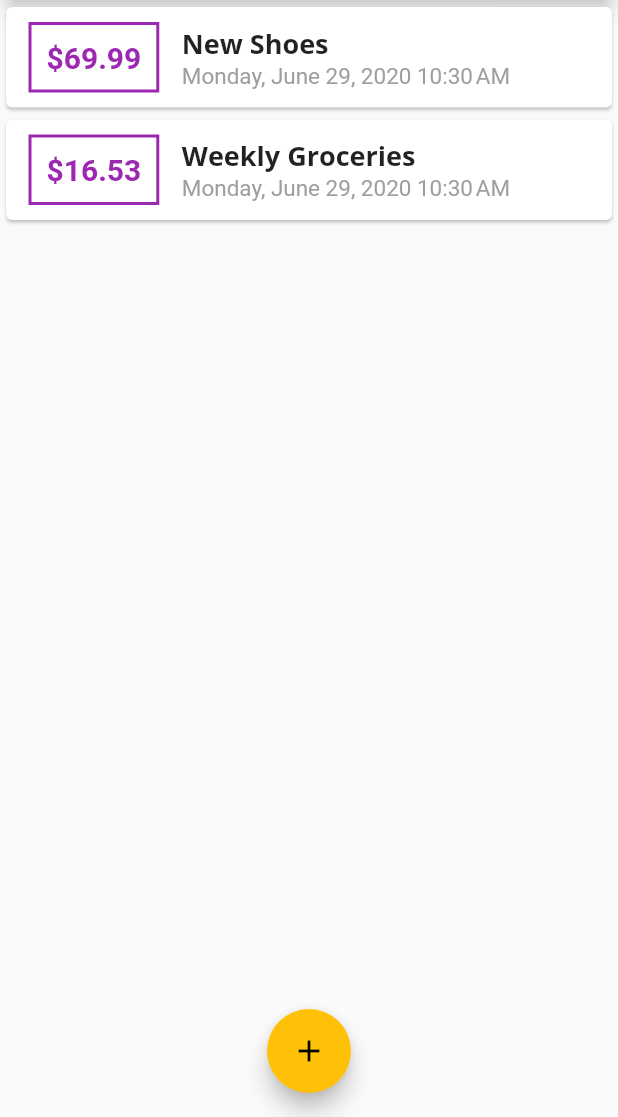
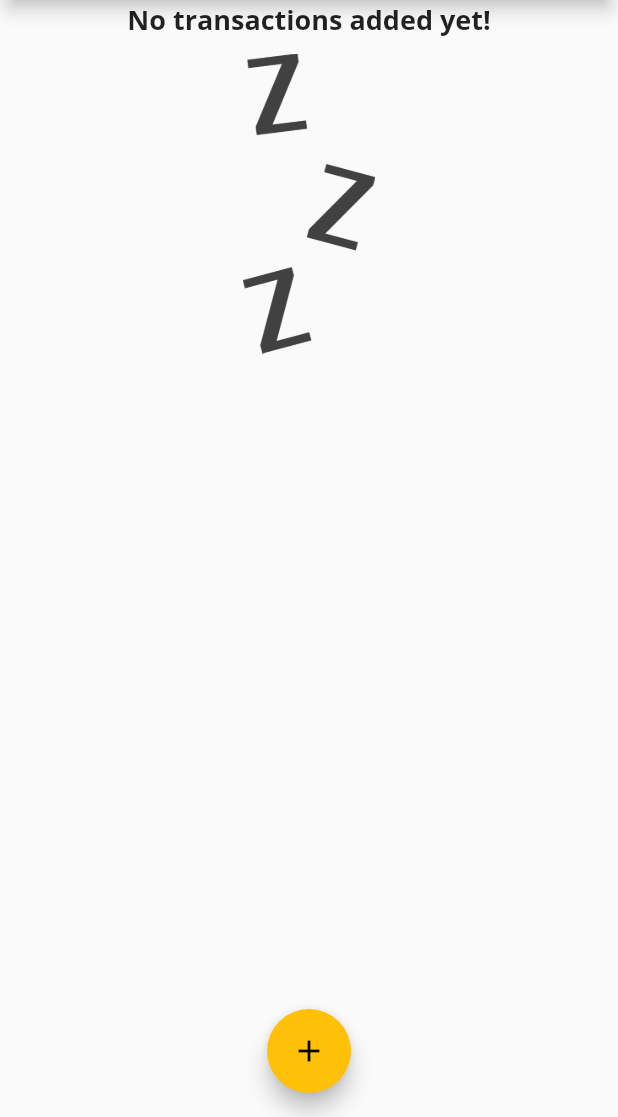
Before and after one commit to oliviasl/Expense-Tracker, a Flutter app: the screen it shows after launch, on a phone screen of 412 x 824 dp, the part 119-1236 px from its top. Run offline on Flutter 3.47's test engine with Material 2 defaults, Android fonts, the phone set to English and light mode, and no system bars.

Commit message:
Add image for empty transaction list

```diff
--- a/lib/main.dart
+++ b/lib/main.dart
@@ -43,18 +43,18 @@ class MyHomePage extends StatefulWidget {
 
 class _MyHomePageState extends State<MyHomePage> {
   final List<Transaction> _userTransactions = [
-    Transaction(
-      id: 't1',
-      title: "New Shoes",
-      amount: 69.99,
-      date: DateTime.now(),
-    ),
-    Transaction(
-      id: 't2',
-      title: "Weekly Groceries",
-      amount: 16.53,
-      date: DateTime.now(),
-    ),
+    // Transaction(
+    //   id: 't1',
+    //   title: "New Shoes",
+    //   amount: 69.99,
+    //   date: DateTime.now(),
+    // ),
+    // Transaction(
+    //   id: 't2',
+    //   title: "Weekly Groceries",
+    //   amount: 16.53,
+    //   date: DateTime.now(),
+    // ),
   ];
 
   void _addNewTransaction(String title, double amount) {
--- a/lib/widgets/transaction_list.dart
+++ b/lib/widgets/transaction_list.dart
@@ -12,7 +12,26 @@ class TransactionList extends StatelessWidget {
   Widget build(BuildContext context) {
     return Container(
       height: 375,
-      child: ListView.builder(
+      child: transactions.isEmpty
+          ? Column(
+              children: <Widget>[
+                Text(
+                  'No transactions added yet!',
+                  style: Theme.of(context).textTheme.headline6,
+                ),
+                SizedBox(
+                  height: 10,
+                ),
+                Container(
+                  height: 200,
+                  child: Image.asset(
+                    'assets/images/waiting.png',
+                    fit: BoxFit.cover,
+                  ),
+                ),
+              ],
+            )
+          : ListView.builder(
               itemBuilder: (context, index) {
                 return Card(
                   child: Row(
--- a/pubspec.yaml
+++ b/pubspec.yaml
@@ -46,8 +46,8 @@ flutter:
   uses-material-design: true
 
   # To add assets to your application, add an assets section, like this:
-  # assets:
-  #   - images/a_dot_burr.jpeg
+  assets:
+    - assets/images/waiting.png
   #   - images/a_dot_ham.jpeg
 
   # An image asset can refer to one or more resolution-specific "variants", see
```
Also changed, not shown: assets/images/waiting.png (added), 2 other files. Lines whose indentation alone changed are shown as unchanged.
